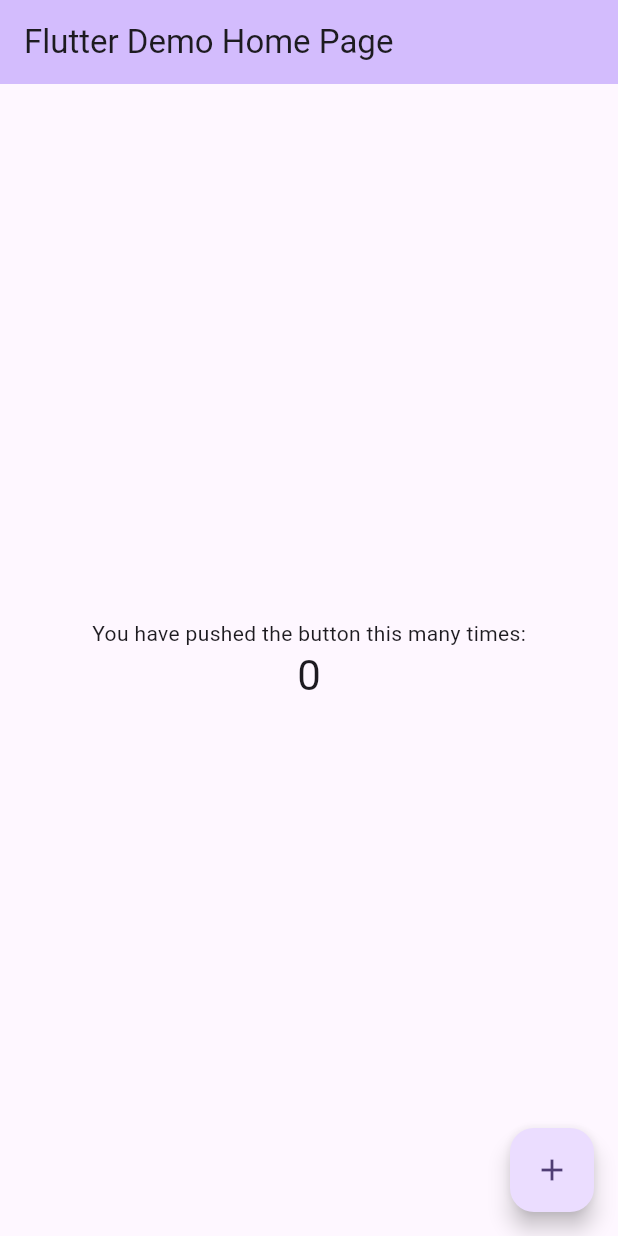
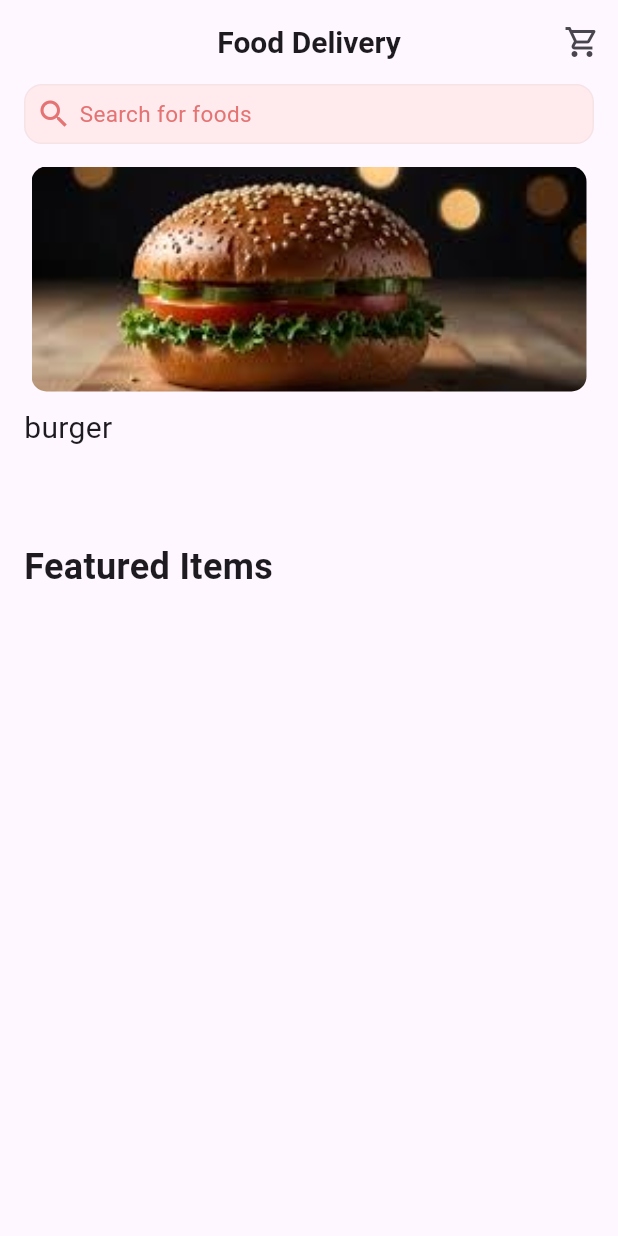
Before and after one commit to MohannedAshraf/Food_Delivery_Task, a Flutter app: the screen it shows after launch, on a phone screen of 412 x 824 dp. Run offline on Flutter 3.47's test engine with Material 3 defaults, Android fonts, the phone set to English and light mode, and no system bars; drawn by our look-alikes of carousel_slider.

Commit message:
task exept products

```diff
--- /dev/null
+++ b/lib/Screens/home_screen.dart
@@ -0,0 +1,137 @@
+// ignore_for_file: deprecated_member_use
+
+import 'package:carousel_slider/carousel_slider.dart';
+import 'package:flutter/material.dart';
+import 'package:food_delivery_app/core/utils/asset_image.dart';
+
+class HomeScreen extends StatelessWidget {
+  const HomeScreen({super.key});
+
+  @override
+  Widget build(BuildContext context) {
+    return Scaffold(
+      appBar: AppBar(
+        centerTitle: true,
+        title: Text(
+          "Food Delivery",
+          style: TextStyle(fontSize: 20, fontWeight: FontWeight.bold),
+        ),
+        actions: [
+          IconButton(
+            onPressed: () {},
+            icon: Icon(Icons.shopping_cart_outlined),
+          ),
+        ],
+      ),
+      body: Padding(
+        padding: const EdgeInsets.symmetric(horizontal: 16.0),
+        child: Column(
+          crossAxisAlignment: CrossAxisAlignment.start,
+          children: [
+            Container(
+              height: 40,
+
+              decoration: BoxDecoration(
+                color: Colors.red.shade50,
+                borderRadius: BorderRadius.circular(12),
+              ),
+              child: TextField(
+                decoration: InputDecoration(
+                  contentPadding: EdgeInsets.zero,
+                  enabledBorder: OutlineInputBorder(
+                    borderRadius: BorderRadius.circular(12),
+                    borderSide: BorderSide(
+                      color: Colors.grey.withOpacity(0.1), // رصاصي خفيف جدًا
+                      width: 1,
+                    ),
+                  ),
+                  focusedBorder: OutlineInputBorder(
+                    borderRadius: BorderRadius.circular(12),
+                    borderSide: BorderSide(
+                      color: Colors.grey.withOpacity(
+                        0.1,
+                      ), // نفس اللون عند التركيز
+                      width: 1,
+                    ),
+                  ),
+                  border: OutlineInputBorder(
+                    borderRadius: BorderRadius.circular(12),
+                    borderSide: BorderSide(
+                      color: Colors.grey.withOpacity(0.1),
+                      width: 1,
+                    ),
+                  ),
+
+                  prefixIcon: Padding(
+                    padding: const EdgeInsets.symmetric(horizontal: 8.0),
+                    child: Row(
+                      children: [
+                        Icon(Icons.search, color: Colors.red.shade300),
+                        SizedBox(width: 5),
+                        Text(
+                          "Search for foods",
+                          style: TextStyle(
+                            color: Colors.red.shade300,
+                            fontSize: 15,
+                          ),
+                        ),
+                      ],
+                    ),
+                  ),
+                ),
+              ),
+            ),
+            const SizedBox(height: 15),
+            CarouselSlider(
+              options: CarouselOptions(
+                autoPlay: false,
+                height: 250,
+                viewportFraction: 1,
+              ),
+              items:
+                  items.map((item) {
+                    return Builder(
+                      builder: (BuildContext context) {
+                        return Column(
+                          crossAxisAlignment: CrossAxisAlignment.start,
+                          children: [
+                            Container(
+                              width: MediaQuery.of(context).size.width,
+                              height: 150,
+                              margin: EdgeInsets.symmetric(horizontal: 5.0),
+                              decoration: BoxDecoration(
+                                borderRadius: BorderRadius.circular(10),
+                                image: DecorationImage(
+                                  image: AssetImage(item['image']!),
+                                  fit: BoxFit.cover,
+                                ),
+                              ),
+                            ),
+                            SizedBox(height: 10),
+
+                            Text(
+                              item['text']!,
+                              style: TextStyle(fontSize: 20.0),
+                            ),
+                          ],
+                        );
+                      },
+                    );
+                  }).toList(),
+            ),
+            Text(
+              "Featured Items",
+              style: TextStyle(fontWeight: FontWeight.bold, fontSize: 24),
+            ),
+          ],
+        ),
+      ),
+    );
+  }
+}
+
+final List<Map<String, String>> items = [
+  {'image': Myimages.burger, 'text': "burger"},
+  {'image': Myimages.nescalop, 'text': "nescalop"},
+  {'image': Myimages.sandwitch, 'text': "sandwitch"},
+];
--- /dev/null
+++ b/lib/core/utils/asset_image.dart
@@ -0,0 +1,6 @@
+abstract class Myimages {
+  static const String _baseimagepass = "assets/photo/";
+  static const String burger = "${_baseimagepass}burger.jpg";
+  static const String nescalop = "${_baseimagepass}nescalop.jpg";
+  static const String sandwitch = "${_baseimagepass}sandwitch.jpg";
+}
--- a/lib/main.dart
+++ b/lib/main.dart
@@ -1,4 +1,5 @@
 import 'package:flutter/material.dart';
+import 'package:food_delivery_app/Screens/home_screen.dart';
 
 void main() {
   runApp(const MyApp());
@@ -10,113 +11,6 @@ class MyApp extends StatelessWidget {
   // This widget is the root of your application.
   @override
   Widget build(BuildContext context) {
-    return MaterialApp(
-      title: 'Flutter Demo',
-      theme: ThemeData(
-        // This is the theme of your application.
-        //
-        // TRY THIS: Try running your application with "flutter run". You'll see
-        // the application has a purple toolbar. Then, without quitting the app,
-        // try changing the seedColor in the colorScheme below to Colors.green
-        // and then invoke "hot reload" (save your changes or press the "hot
-        // reload" button in a Flutter-supported IDE, or press "r" if you used
-        // the command line to start the app).
-        //
-        // Notice that the counter didn't reset back to zero; the application
-        // state is not lost during the reload. To reset the state, use hot
-        // restart instead.
-        //
-        // This works for code too, not just values: Most code changes can be
-        // tested with just a hot reload.
-        colorScheme: ColorScheme.fromSeed(seedColor: Colors.deepPurple),
-      ),
-      home: const MyHomePage(title: 'Flutter Demo Home Page'),
-    );
+    return MaterialApp(home: HomeScreen());
   }
 }
-
-class MyHomePage extends StatefulWidget {
-  const MyHomePage({super.key, required this.title});
-
-  // This widget is the home page of your application. It is stateful, meaning
-  // that it has a State object (defined below) that contains fields that affect
-  // how it looks.
-
-  // This class is the configuration for the state. It holds the values (in this
-  // case the title) provided by the parent (in this case the App widget) and
-  // used by the build method of the State. Fields in a Widget subclass are
-  // always marked "final".
-
-  final String title;
-
-  @override
-  State<MyHomePage> createState() => _MyHomePageState();
-}
-
-class _MyHomePageState extends State<MyHomePage> {
-  int _counter = 0;
-
-  void _incrementCounter() {
-    setState(() {
-      // This call to setState tells the Flutter framework that something has
-      // changed in this State, which causes it to rerun the build method below
-      // so that the display can reflect the updated values. If we changed
-      // _counter without calling setState(), then the build method would not be
-      // called again, and so nothing would appear to happen.
-      _counter++;
-    });
-  }
-
-  @override
-  Widget build(BuildContext context) {
-    // This method is rerun every time setState is called, for instance as done
-    // by the _incrementCounter method above.
-    //
-    // The Flutter framework has been optimized to make rerunning build methods
-    // fast, so that you can just rebuild anything that needs updating rather
-    // than having to individually change instances of widgets.
-    return Scaffold(
-      appBar: AppBar(
-        // TRY THIS: Try changing the color here to a specific color (to
-        // Colors.amber, perhaps?) and trigger a hot reload to see the AppBar
-        // change color while the other colors stay the same.
-        backgroundColor: Theme.of(context).colorScheme.inversePrimary,
-        // Here we take the value from the MyHomePage object that was created by
-        // the App.build method, and use it to set our appbar title.
-        title: Text(widget.title),
-      ),
-      body: Center(
-        // Center is a layout widget. It takes a single child and positions it
-        // in the middle of the parent.
-        child: Column(
-          // Column is also a layout widget. It takes a list of children and
-          // arranges them vertically. By default, it sizes itself to fit its
-          // children horizontally, and tries to be as tall as its parent.
-          //
-          // Column has various properties to control how it sizes itself and
-          // how it positions its children. Here we use mainAxisAlignment to
-          // center the children vertically; the main axis here is the vertical
-          // axis because Columns are vertical (the cross axis would be
-          // horizontal).
-          //
-          // TRY THIS: Invoke "debug painting" (choose the "Toggle Debug Paint"
-          // action in the IDE, or press "p" in the console), to see the
-          // wireframe for each widget.
-          mainAxisAlignment: MainAxisAlignment.center,
-          children: <Widget>[
-            const Text('You have pushed the button this many times:'),
-            Text(
-              '$_counter',
-              style: Theme.of(context).textTheme.headlineMedium,
-            ),
-          ],
-        ),
-      ),
-      floatingActionButton: FloatingActionButton(
-        onPressed: _incrementCounter,
-        tooltip: 'Increment',
-        child: const Icon(Icons.add),
-      ), // This trailing comma makes auto-formatting nicer for build methods.
-    );
-  }
-}
```
Also changed, not shown: pubspec.yaml (+4 -3 lines), assets/photo/burger.jpg (added), assets/photo/nescalop.jpg (added), assets/photo/sandwitch.jpg (added), pubspec.lock.
